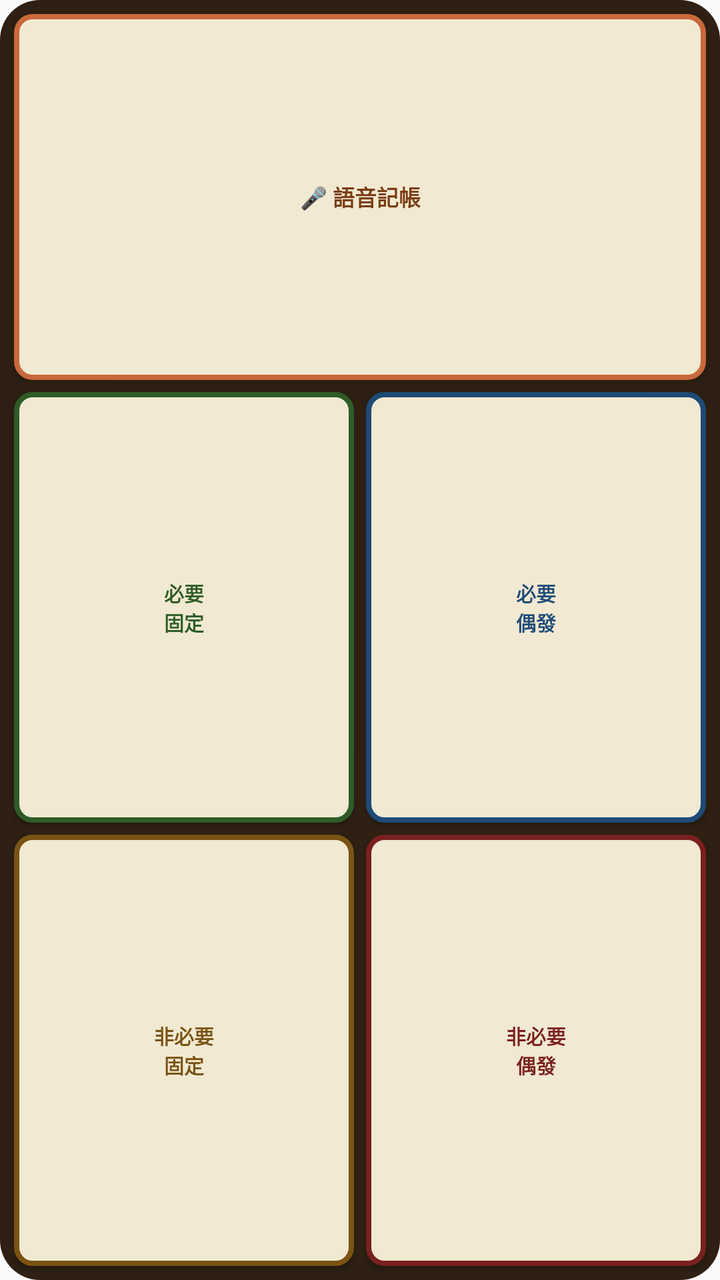
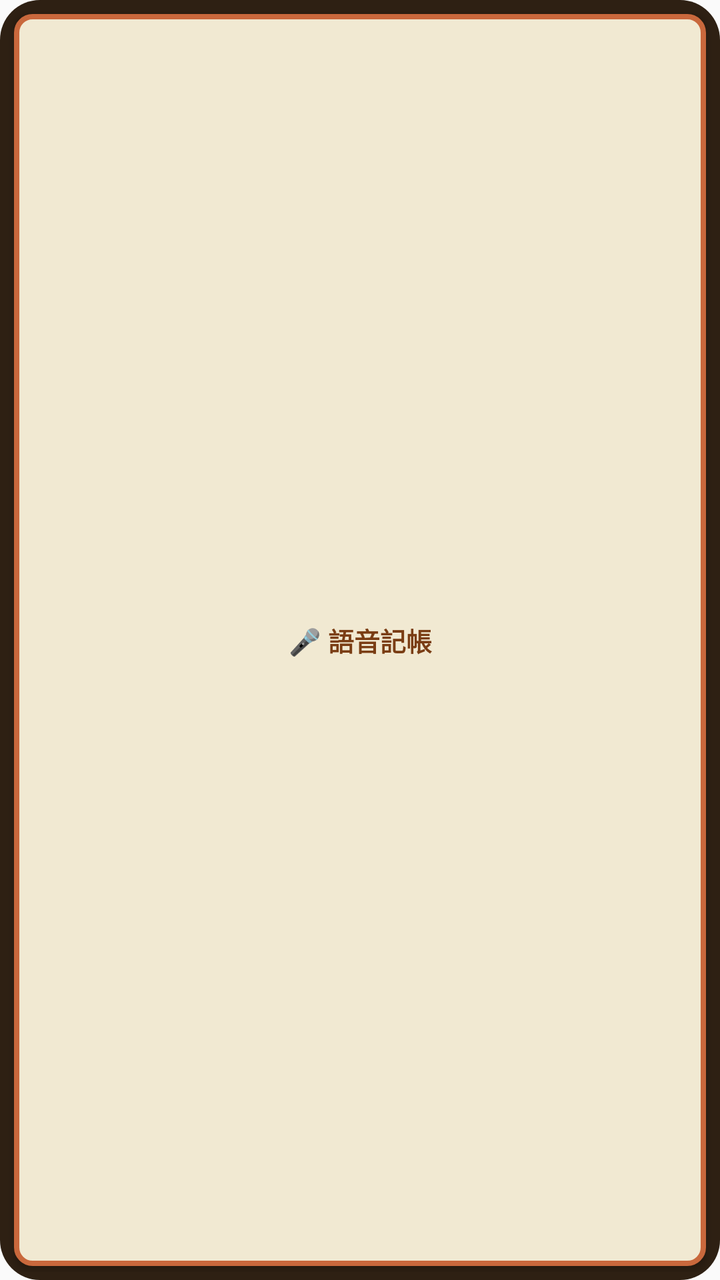

The first picture is an Android layout as it rendered before a commit; the second is the same layout after the commit. The layout source and the unified diff follow.
<!-- AndroidManifest.xml: application theme AppTheme -->
<!-- res/layout/widget_quick_ledger.xml -->
<?xml version="1.0" encoding="utf-8"?>
<GridLayout xmlns:android="http://schemas.android.com/apk/res/android"
    android:layout_width="match_parent"
    android:layout_height="match_parent"
    android:padding="4dp"
    android:background="@drawable/widget_background"
    android:columnCount="2"
    android:rowCount="3">

    <Button
        android:id="@+id/btn_voice"
        android:layout_width="0dp"
        android:layout_height="0dp"
        android:layout_columnSpan="2"
        android:layout_columnWeight="1"
        android:layout_rowWeight="0.85"
        android:layout_margin="3dp"
        android:text="🎤 語音記帳"
        android:textSize="11sp"
        android:textStyle="bold"
        android:textColor="#7a3d14"
        android:background="@drawable/widget_btn_voice" />

    <Button
        android:id="@+id/btn_q1"
        android:layout_width="0dp"
        android:layout_height="0dp"
        android:layout_columnWeight="1"
        android:layout_rowWeight="1"
        android:layout_margin="3dp"
        android:text="必要\n固定"
        android:textSize="10sp"
        android:textStyle="bold"
        android:textColor="#2e5c26"
        android:background="@drawable/widget_btn_q1" />

    <Button
        android:id="@+id/btn_q2"
        android:layout_width="0dp"
        android:layout_height="0dp"
        android:layout_columnWeight="1"
        android:layout_rowWeight="1"
        android:layout_margin="3dp"
        android:text="必要\n偶發"
        android:textSize="10sp"
        android:textStyle="bold"
        android:textColor="#1e4a78"
        android:background="@drawable/widget_btn_q2" />

    <Button
        android:id="@+id/btn_q3"
        android:layout_width="0dp"
        android:layout_height="0dp"
        android:layout_columnWeight="1"
        android:layout_rowWeight="1"
        android:layout_margin="3dp"
        android:text="非必要\n固定"
        android:textSize="10sp"
        android:textStyle="bold"
        android:textColor="#7a5314"
        android:background="@drawable/widget_btn_q3" />

    <Button
        android:id="@+id/btn_q4"
        android:layout_width="0dp"
        android:layout_height="0dp"
        android:layout_columnWeight="1"
        android:layout_rowWeight="1"
        android:layout_margin="3dp"
        android:text="非必要\n偶發"
        android:textSize="10sp"
        android:textStyle="bold"
        android:textColor="#7a2020"
        android:background="@drawable/widget_btn_q4" />
</GridLayout>
<!-- resources referenced by this layout -->
<resources>
  <!-- drawable widget_background (drawable) -->
  <?xml version="1.0" encoding="utf-8"?>
  <shape xmlns:android="http://schemas.android.com/apk/res/android" android:shape="rectangle">
      <solid android:color="#2E2013" />
      <corners android:radius="20dp" />
  </shape>
  <!-- drawable widget_btn_q1 (drawable) -->
  <?xml version="1.0" encoding="utf-8"?>
  <selector xmlns:android="http://schemas.android.com/apk/res/android">
      <item android:state_pressed="true">
          <shape android:shape="rectangle">
              <solid android:color="#c8e6c0" />
              <stroke android:width="3dp" android:color="#2e5c26" />
              <corners android:radius="8dp" />
          </shape>
      </item>
      <item>
          <shape android:shape="rectangle">
              <solid android:color="#f1e9d2" />
              <stroke android:width="2.5dp" android:color="#2e5c26" />
              <corners android:radius="8dp" />
          </shape>
      </item>
  </selector>
  <!-- drawable widget_btn_q2 (drawable) -->
  <?xml version="1.0" encoding="utf-8"?>
  <selector xmlns:android="http://schemas.android.com/apk/res/android">
      <item android:state_pressed="true">
          <shape android:shape="rectangle">
              <solid android:color="#bcd8f0" />
              <stroke android:width="3dp" android:color="#1e4a78" />
              <corners android:radius="8dp" />
          </shape>
      </item>
      <item>
          <shape android:shape="rectangle">
              <solid android:color="#f1e9d2" />
              <stroke android:width="2.5dp" android:color="#1e4a78" />
              <corners android:radius="8dp" />
          </shape>
      </item>
  </selector>
  <!-- drawable widget_btn_q3 (drawable) -->
  <?xml version="1.0" encoding="utf-8"?>
  <selector xmlns:android="http://schemas.android.com/apk/res/android">
      <item android:state_pressed="true">
          <shape android:shape="rectangle">
              <solid android:color="#f5dca0" />
              <stroke android:width="3dp" android:color="#7a5314" />
              <corners android:radius="8dp" />
          </shape>
      </item>
      <item>
          <shape android:shape="rectangle">
              <solid android:color="#f1e9d2" />
              <stroke android:width="2.5dp" android:color="#7a5314" />
              <corners android:radius="8dp" />
          </shape>
      </item>
  </selector>
  <!-- drawable widget_btn_q4 (drawable) -->
  <?xml version="1.0" encoding="utf-8"?>
  <selector xmlns:android="http://schemas.android.com/apk/res/android">
      <item android:state_pressed="true">
          <shape android:shape="rectangle">
              <solid android:color="#f0b8b8" />
              <stroke android:width="3dp" android:color="#7a2020" />
              <corners android:radius="8dp" />
          </shape>
      </item>
      <item>
          <shape android:shape="rectangle">
              <solid android:color="#f1e9d2" />
              <stroke android:width="2.5dp" android:color="#7a2020" />
              <corners android:radius="8dp" />
          </shape>
      </item>
  </selector>
  <!-- drawable widget_btn_voice (drawable) -->
  <?xml version="1.0" encoding="utf-8"?>
  <selector xmlns:android="http://schemas.android.com/apk/res/android">
      <item android:state_pressed="true">
          <shape android:shape="rectangle">
              <solid android:color="#f4b988" />
              <stroke android:width="3dp" android:color="#7a3d14" />
              <corners android:radius="8dp" />
          </shape>
      </item>
      <item>
          <shape android:shape="rectangle">
              <solid android:color="#f1e9d2" />
              <stroke android:width="2.5dp" android:color="#c9683c" />
              <corners android:radius="8dp" />
          </shape>
      </item>
  </selector>
  <style name="AppTheme" parent="Theme.AppCompat.Light.DarkActionBar">
          
          <item name="colorPrimary">@color/colorPrimary</item>
          <item name="colorPrimaryDark">@color/colorPrimaryDark</item>
          <item name="colorAccent">@color/colorAccent</item>
      </style>
</resources>

<!-- the commit's change to res/layout/widget_quick_ledger.xml (unified diff, before → after) -->
@@ -1,75 +1,19 @@
 <?xml version="1.0" encoding="utf-8"?>
-<GridLayout xmlns:android="http://schemas.android.com/apk/res/android"
+<LinearLayout xmlns:android="http://schemas.android.com/apk/res/android"
     android:layout_width="match_parent"
     android:layout_height="match_parent"
     android:padding="4dp"
     android:background="@drawable/widget_background"
-    android:columnCount="2"
-    android:rowCount="3">
+    android:orientation="vertical">
 
     <Button
         android:id="@+id/btn_voice"
-        android:layout_width="0dp"
-        android:layout_height="0dp"
-        android:layout_columnSpan="2"
-        android:layout_columnWeight="1"
-        android:layout_rowWeight="0.85"
+        android:layout_width="match_parent"
+        android:layout_height="match_parent"
         android:layout_margin="3dp"
         android:text="🎤 語音記帳"
-        android:textSize="11sp"
+        android:textSize="13sp"
         android:textStyle="bold"
         android:textColor="#7a3d14"
         android:background="@drawable/widget_btn_voice" />
-
-    <Button
-        android:id="@+id/btn_q1"
-        android:layout_width="0dp"
-        android:layout_height="0dp"
-        android:layout_columnWeight="1"
-        android:layout_rowWeight="1"
-        android:layout_margin="3dp"
-        android:text="必要\n固定"
-        android:textSize="10sp"
-        android:textStyle="bold"
-        android:textColor="#2e5c26"
-        android:background="@drawable/widget_btn_q1" />
-
-    <Button
-        android:id="@+id/btn_q2"
-        android:layout_width="0dp"
-        android:layout_height="0dp"
-        android:layout_columnWeight="1"
-        android:layout_rowWeight="1"
-        android:layout_margin="3dp"
-        android:text="必要\n偶發"
-        android:textSize="10sp"
-        android:textStyle="bold"
-        android:textColor="#1e4a78"
-        android:background="@drawable/widget_btn_q2" />
-
-    <Button
-        android:id="@+id/btn_q3"
-        android:layout_width="0dp"
-        android:layout_height="0dp"
-        android:layout_columnWeight="1"
-        android:layout_rowWeight="1"
-        android:layout_margin="3dp"
-        android:text="非必要\n固定"
-        android:textSize="10sp"
-        android:textStyle="bold"
-        android:textColor="#7a5314"
-        android:background="@drawable/widget_btn_q3" />
-
-    <Button
-        android:id="@+id/btn_q4"
-        android:layout_width="0dp"
-        android:layout_height="0dp"
-        android:layout_columnWeight="1"
-        android:layout_rowWeight="1"
-        android:layout_margin="3dp"
-        android:text="非必要\n偶發"
-        android:textSize="10sp"
-        android:textStyle="bold"
-        android:textColor="#7a2020"
-        android:background="@drawable/widget_btn_q4" />
-</GridLayout>
+</LinearLayout>
<!-- resource entries referenced after the edit -->
@@ -6,78 +6,6 @@
       <solid android:color="#2E2013" />
       <corners android:radius="20dp" />
   </shape>
-  <!-- drawable widget_btn_q1 (drawable) -->
-  <?xml version="1.0" encoding="utf-8"?>
-  <selector xmlns:android="http://schemas.android.com/apk/res/android">
-      <item android:state_pressed="true">
-          <shape android:shape="rectangle">
-              <solid android:color="#c8e6c0" />
-              <stroke android:width="3dp" android:color="#2e5c26" />
-              <corners android:radius="8dp" />
-          </shape>
-      </item>
-      <item>
-          <shape android:shape="rectangle">
-              <solid android:color="#f1e9d2" />
-              <stroke android:width="2.5dp" android:color="#2e5c26" />
-              <corners android:radius="8dp" />
-          </shape>
-      </item>
-  </selector>
-  <!-- drawable widget_btn_q2 (drawable) -->
-  <?xml version="1.0" encoding="utf-8"?>
-  <selector xmlns:android="http://schemas.android.com/apk/res/android">
-      <item android:state_pressed="true">
-          <shape android:shape="rectangle">
-              <solid android:color="#bcd8f0" />
-              <stroke android:width="3dp" android:color="#1e4a78" />
-              <corners android:radius="8dp" />
-          </shape>
-      </item>
-      <item>
-          <shape android:shape="rectangle">
-              <solid android:color="#f1e9d2" />
-              <stroke android:width="2.5dp" android:color="#1e4a78" />
-              <corners android:radius="8dp" />
-          </shape>
-      </item>
-  </selector>
-  <!-- drawable widget_btn_q3 (drawable) -->
-  <?xml version="1.0" encoding="utf-8"?>
-  <selector xmlns:android="http://schemas.android.com/apk/res/android">
-      <item android:state_pressed="true">
-          <shape android:shape="rectangle">
-              <solid android:color="#f5dca0" />
-              <stroke android:width="3dp" android:color="#7a5314" />
-              <corners android:radius="8dp" />
-          </shape>
-      </item>
-      <item>
-          <shape android:shape="rectangle">
-              <solid android:color="#f1e9d2" />
-              <stroke android:width="2.5dp" android:color="#7a5314" />
-              <corners android:radius="8dp" />
-          </shape>
-      </item>
-  </selector>
-  <!-- drawable widget_btn_q4 (drawable) -->
-  <?xml version="1.0" encoding="utf-8"?>
-  <selector xmlns:android="http://schemas.android.com/apk/res/android">
-      <item android:state_pressed="true">
-          <shape android:shape="rectangle">
-              <solid android:color="#f0b8b8" />
-              <stroke android:width="3dp" android:color="#7a2020" />
-              <corners android:radius="8dp" />
-          </shape>
-      </item>
-      <item>
-          <shape android:shape="rectangle">
-              <solid android:color="#f1e9d2" />
-              <stroke android:width="2.5dp" android:color="#7a2020" />
-              <corners android:radius="8dp" />
-          </shape>
-      </item>
-  </selector>
   <!-- drawable widget_btn_voice (drawable) -->
   <?xml version="1.0" encoding="utf-8"?>
   <selector xmlns:android="http://schemas.android.com/apk/res/android">
